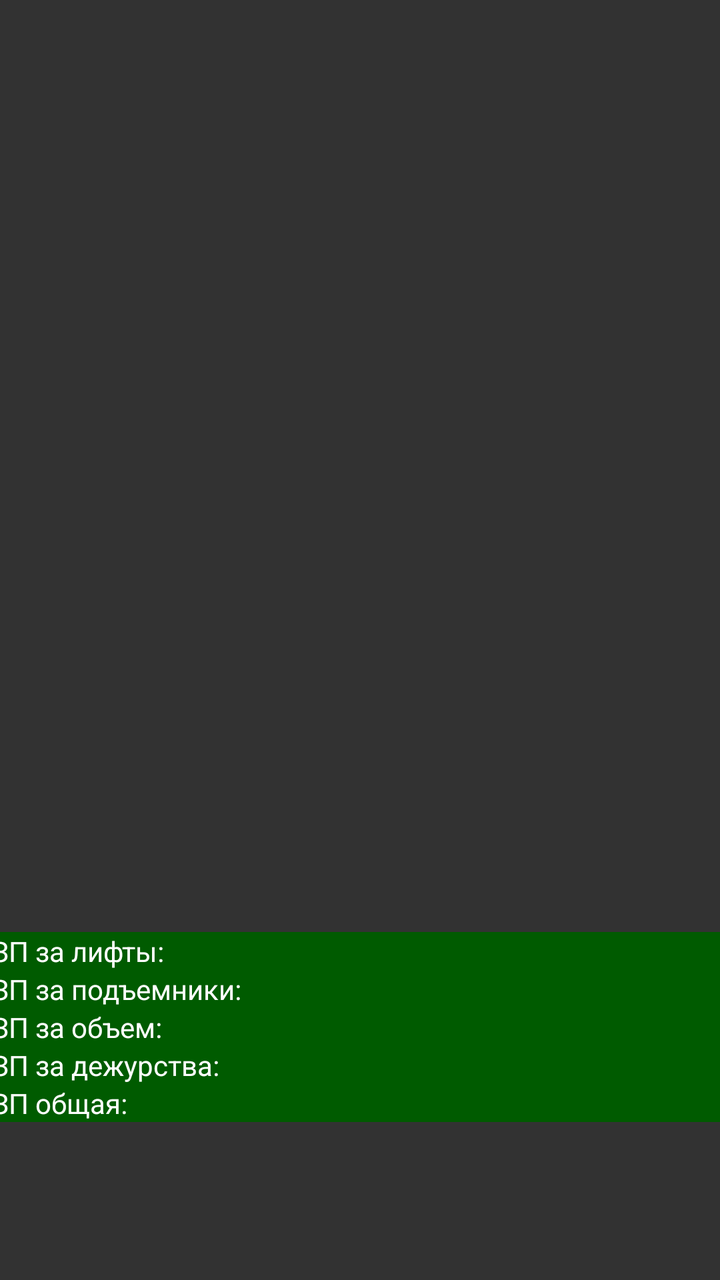
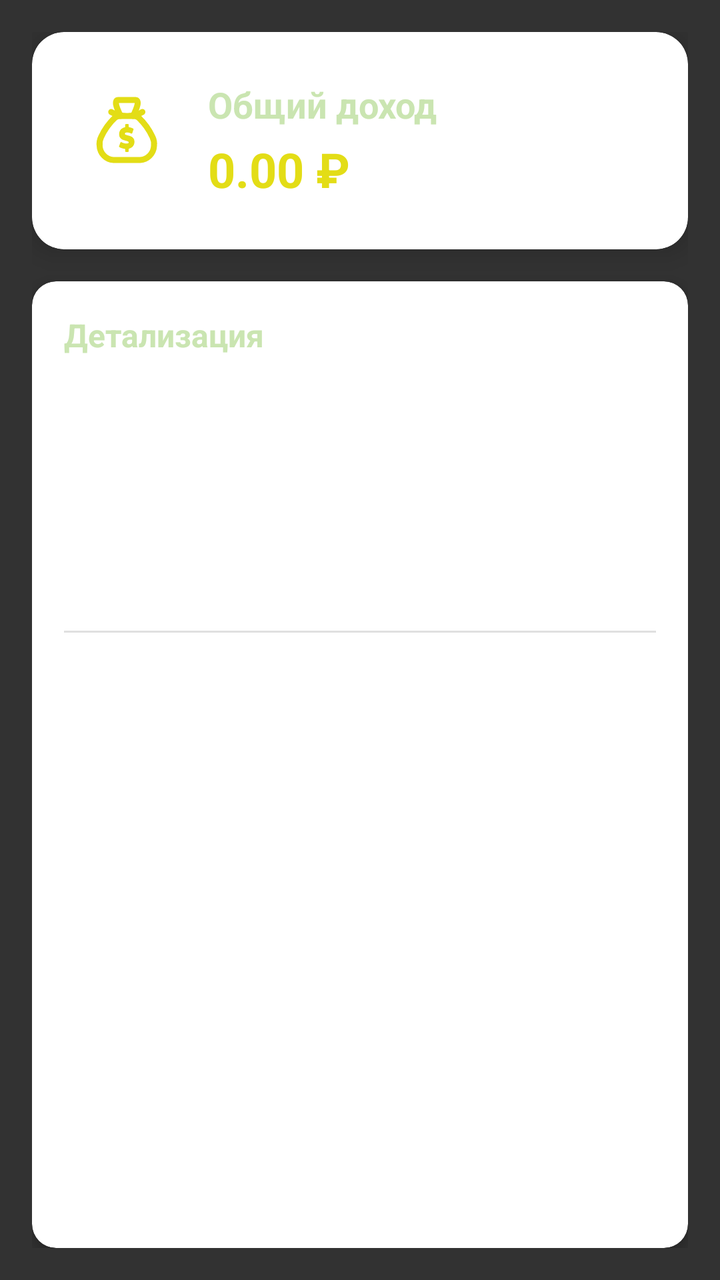

Compare the two renders of this Android layout. The source of the first and the diff that turns it into the second are given below.
<!-- AndroidManifest.xml: application theme Theme.HowMuchCash -->
<!-- res/layout/fragment_slideshow.xml -->
<?xml version="1.0" encoding="utf-8"?>
<androidx.constraintlayout.widget.ConstraintLayout xmlns:android="http://schemas.android.com/apk/res/android"
    xmlns:app="http://schemas.android.com/apk/res-auto"
    xmlns:tools="http://schemas.android.com/tools"
    android:layout_width="match_parent"
    android:layout_height="match_parent"
    tools:context=".ui.slideshow.SlideshowFragment">

    <TableLayout
        android:id="@+id/tableLayout2"
        android:layout_width="389dp"
        android:layout_height="174dp"
        android:visibility="visible"
        app:layout_constraintBottom_toBottomOf="parent"
        app:layout_constraintEnd_toEndOf="parent"
        app:layout_constraintStart_toStartOf="parent"
        app:layout_constraintTop_toTopOf="parent"
        app:layout_constraintVertical_bias="1.0">

        <TableRow
            android:layout_width="match_parent"
            android:layout_height="match_parent"
            android:layout_marginStart="10dp"
            android:visibility="visible">

            <TextView
                android:id="@+id/textViewSalaryLiftHeaderTR"
                android:layout_width="190dp"
                android:layout_height="match_parent"
                android:background="#005B00"
                android:text="ЗП за лифты: "
                android:textColor="#FFFFFF" />

            <TextView
                android:id="@+id/textViewSalaryLiftTR"
                android:layout_width="190dp"
                android:layout_height="wrap_content"
                android:background="#005B00"
                android:text=""
                android:textColor="#FFFFFF" />
        </TableRow>

        <TableRow
            android:layout_width="match_parent"
            android:layout_height="match_parent"
            android:layout_marginStart="10dp">

            <TextView
                android:id="@+id/textViewSalaryElevatorHeaderTR"
                android:layout_width="wrap_content"
                android:layout_height="wrap_content"
                android:background="#005B00"
                android:text="ЗП за подъемники: "
                android:textColor="#FFFFFF" />

            <TextView
                android:id="@+id/textViewSalaryElevatorTR"
                android:layout_width="wrap_content"
                android:layout_height="wrap_content"
                android:background="#005B00"
                android:text=""
                android:textColor="#FFFFFF" />
        </TableRow>

        <TableRow
            android:layout_width="match_parent"
            android:layout_height="match_parent"
            android:layout_marginStart="10dp">

            <TextView
                android:id="@+id/textViewSalaryAmountObjectsHeaderTR"
                android:layout_width="wrap_content"
                android:layout_height="wrap_content"
                android:background="#005B00"
                android:text="ЗП за объем: "
                android:textColor="#FFFFFF" />

            <TextView
                android:id="@+id/textViewSalaryAmountObjectsTR"
                android:layout_width="wrap_content"
                android:layout_height="wrap_content"
                android:background="#005B00"
                android:text=""
                android:textColor="#FFFFFF" />
        </TableRow>

        <TableRow
            android:layout_width="match_parent"
            android:layout_height="match_parent"
            android:layout_marginStart="10dp">

            <TextView
                android:id="@+id/textViewSalaryWatchHeaderTR"
                android:layout_width="wrap_content"
                android:layout_height="wrap_content"
                android:background="#005B00"
                android:text="ЗП за дежурства: "
                android:textColor="#FFFFFF" />

            <TextView
                android:id="@+id/textViewSalaryWatchTR"
                android:layout_width="wrap_content"
                android:layout_height="wrap_content"
                android:background="#005B00"
                android:text=""
                android:textColor="#FFFFFF" />
        </TableRow>

        <TableRow
            android:layout_width="match_parent"
            android:layout_height="match_parent"
            android:layout_marginStart="10dp">

            <TextView
                android:id="@+id/textViewSalaryAmountAllHeaderTR"
                android:layout_width="wrap_content"
                android:layout_height="wrap_content"
                android:background="#005B00"
                android:text="ЗП общая: "
                android:textColor="#FFFFFF" />

            <TextView
                android:id="@+id/textViewSalaryAmountAllTR"
                android:layout_width="wrap_content"
                android:layout_height="wrap_content"
                android:background="#005B00"
                android:text=""
                android:textColor="#FFFFFF" />
        </TableRow>
    </TableLayout>

</androidx.constraintlayout.widget.ConstraintLayout>
<!-- resources referenced by this layout -->
<resources>
  <style name="Theme.HowMuchCash" parent="Theme.MaterialComponents.DayNight.NoActionBar">
          
          <item name="colorPrimary">@color/colorPrimary</item>              
          <item name="colorPrimaryVariant">@color/accentBackground</item>   
          <item name="colorSecondary">@color/colorPrimary</item>            
          <item name="colorSecondaryVariant">@color/mainBackground</item>   
  
          
          <item name="colorOnPrimary">@android:color/black</item>           
          <item name="colorOnSecondary">@color/mainBackground</item>         
          <item name="android:textColorPrimary">@color/white</item>
          <item name="android:textColor">@color/white</item>
          
          <item name="android:windowBackground">@color/mainBackground</item> 
  
          <item name="colorControlActivated">@color/colorPrimary</item>
          <item name="colorAccent">@color/colorPrimary</item>
  
          
          <item name="android:statusBarColor">@color/accentBackground</item> 
          <item name="android:windowLightStatusBar">false</item>             
  
          
          <item name="android:navigationBarColor">@color/accentBackground</item> 
      </style>
  <color name="colorPrimary">#e3dd16</color>
  <color name="accentBackground">#212121</color>
  <color name="mainBackground">#323232</color>
  <color name="white">#FFFFFFFF</color>
</resources>

<!-- the commit's change to res/layout/fragment_slideshow.xml (unified diff, before → after) -->
@@ -4,129 +4,197 @@
     xmlns:tools="http://schemas.android.com/tools"
     android:layout_width="match_parent"
     android:layout_height="match_parent"
+    android:padding="16dp"
     tools:context=".ui.slideshow.SlideshowFragment">
 
-    <TableLayout
-        android:id="@+id/tableLayout2"
-        android:layout_width="389dp"
-        android:layout_height="174dp"
-        android:visibility="visible"
-        app:layout_constraintBottom_toBottomOf="parent"
+    <com.google.android.material.card.MaterialCardView
+        android:id="@+id/card_summary"
+        android:layout_width="0dp"
+        android:layout_height="wrap_content"
+        app:cardCornerRadius="16dp"
+        app:cardElevation="8dp"
+        app:layout_constraintTop_toTopOf="parent"
+        app:layout_constraintStart_toStartOf="parent"
         app:layout_constraintEnd_toEndOf="parent"
-        app:layout_constraintStart_toStartOf="parent"
-        app:layout_constraintTop_toTopOf="parent"
-        app:layout_constraintVertical_bias="1.0">
-
-        <TableRow
+        app:layout_constraintBottom_toTopOf="@id/card_details"
+        android:layout_marginBottom="16dp">
+
+        <androidx.constraintlayout.widget.ConstraintLayout
             android:layout_width="match_parent"
-            android:layout_height="match_parent"
-            android:layout_marginStart="10dp"
-            android:visibility="visible">
+            android:layout_height="wrap_content"
+            android:padding="24dp">
+
+            <ImageView
+                android:id="@+id/icon_summary"
+                android:layout_width="48dp"
+                android:layout_height="48dp"
+                android:src="@drawable/money_bag_svgrepo_com"
+                app:tint="@color/colorPrimary"
+                app:layout_constraintTop_toTopOf="parent"
+                app:layout_constraintStart_toStartOf="parent" />
 
             <TextView
-                android:id="@+id/textViewSalaryLiftHeaderTR"
-                android:layout_width="190dp"
-                android:layout_height="match_parent"
-                android:background="#005B00"
-                android:text="ЗП за лифты: "
-                android:textColor="#FFFFFF" />
-
-            <TextView
-                android:id="@+id/textViewSalaryLiftTR"
-                android:layout_width="190dp"
+                android:id="@+id/text_summary_title"
+                android:layout_width="0dp"
                 android:layout_height="wrap_content"
-                android:background="#005B00"
-                android:text=""
-                android:textColor="#FFFFFF" />
-        </TableRow>
-
-        <TableRow
-            android:layout_width="match_parent"
-            android:layout_height="match_parent"
-            android:layout_marginStart="10dp">
-
-            <TextView
-                android:id="@+id/textViewSalaryElevatorHeaderTR"
-                android:layout_width="wrap_content"
-                android:layout_height="wrap_content"
-                android:background="#005B00"
-                android:text="ЗП за подъемники: "
-                android:textColor="#FFFFFF" />
-
-            <TextView
-                android:id="@+id/textViewSalaryElevatorTR"
-                android:layout_width="wrap_content"
-                android:layout_height="wrap_content"
-                android:background="#005B00"
-                android:text=""
-                android:textColor="#FFFFFF" />
-        </TableRow>
-
-        <TableRow
-            android:layout_width="match_parent"
-            android:layout_height="match_parent"
-            android:layout_marginStart="10dp">
-
-            <TextView
-                android:id="@+id/textViewSalaryAmountObjectsHeaderTR"
-                android:layout_width="wrap_content"
-                android:layout_height="wrap_content"
-                android:background="#005B00"
-                android:text="ЗП за объем: "
-                android:textColor="#FFFFFF" />
-
-            <TextView
-                android:id="@+id/textViewSalaryAmountObjectsTR"
-                android:layout_width="wrap_content"
-                android:layout_height="wrap_content"
-                android:background="#005B00"
-                android:text=""
-                android:textColor="#FFFFFF" />
-        </TableRow>
-
-        <TableRow
-            android:layout_width="match_parent"
-            android:layout_height="match_parent"
-            android:layout_marginStart="10dp">
-
-            <TextView
-                android:id="@+id/textViewSalaryWatchHeaderTR"
-                android:layout_width="wrap_content"
-                android:layout_height="wrap_content"
-                android:background="#005B00"
-                android:text="ЗП за дежурства: "
-                android:textColor="#FFFFFF" />
-
-            <TextView
-                android:id="@+id/textViewSalaryWatchTR"
-                android:layout_width="wrap_content"
-                android:layout_height="wrap_content"
-                android:background="#005B00"
-                android:text=""
-                android:textColor="#FFFFFF" />
-        </TableRow>
-
-        <TableRow
-            android:layout_width="match_parent"
-            android:layout_height="match_parent"
-            android:layout_marginStart="10dp">
-
-            <TextView
-                android:id="@+id/textViewSalaryAmountAllHeaderTR"
-                android:layout_width="wrap_content"
-                android:layout_height="wrap_content"
-                android:background="#005B00"
-                android:text="ЗП общая: "
-                android:textColor="#FFFFFF" />
+                android:text="Общий доход"
+                android:textSize="18sp"
+                android:textStyle="bold"
+                android:textColor="@color/cardHeaderColor"
+                app:layout_constraintTop_toTopOf="parent"
+                app:layout_constraintStart_toEndOf="@id/icon_summary"
+                app:layout_constraintEnd_toEndOf="parent"
+                android:layout_marginStart="16dp" />
 
             <TextView
                 android:id="@+id/textViewSalaryAmountAllTR"
-                android:layout_width="wrap_content"
+                android:layout_width="0dp"
                 android:layout_height="wrap_content"
-                android:background="#005B00"
-                android:text=""
-                android:textColor="#FFFFFF" />
-        </TableRow>
-    </TableLayout>
+                android:text="0.00 ₽"
+                android:textSize="24sp"
+                android:textStyle="bold"
+                android:textColor="@color/colorPrimary"
+                app:layout_constraintTop_toBottomOf="@id/text_summary_title"
+                app:layout_constraintStart_toStartOf="@id/text_summary_title"
+                app:layout_constraintEnd_toEndOf="parent"
+                android:layout_marginTop="4dp" />
+
+        </androidx.constraintlayout.widget.ConstraintLayout>
+    </com.google.android.material.card.MaterialCardView>
+
+    <com.google.android.material.card.MaterialCardView
+        android:id="@+id/card_details"
+        android:layout_width="0dp"
+        android:layout_height="0dp"
+        app:cardCornerRadius="12dp"
+        app:cardElevation="4dp"
+        app:layout_constraintTop_toBottomOf="@id/card_summary"
+        app:layout_constraintStart_toStartOf="parent"
+        app:layout_constraintEnd_toEndOf="parent"
+        app:layout_constraintBottom_toBottomOf="parent">
+
+        <androidx.core.widget.NestedScrollView
+            android:layout_width="match_parent"
+            android:layout_height="match_parent">
+
+            <LinearLayout
+                android:layout_width="match_parent"
+                android:layout_height="wrap_content"
+                android:orientation="vertical"
+                android:padding="16dp">
+
+                <TextView
+                    android:layout_width="match_parent"
+                    android:layout_height="wrap_content"
+                    android:text="Детализация"
+                    android:textSize="16sp"
+                    android:textStyle="bold"
+                    android:textColor="@color/cardHeaderColor"
+                    android:layout_marginBottom="12dp" />
+
+                
+                <LinearLayout
+                    android:layout_width="match_parent"
+                    android:layout_height="wrap_content"
+                    android:orientation="horizontal"
+                    android:gravity="center_vertical"
+                    android:padding="8dp"
+                    android:background="?attr/selectableItemBackground"
+                    android:layout_marginVertical="2dp">
+                    <TextView
+                        android:layout_width="0dp"
+                        android:layout_height="wrap_content"
+                        android:layout_weight="1"
+                        android:text="Лифты" />
+                    <TextView
+                        android:id="@+id/textViewSalaryLiftTR"
+                        android:layout_width="wrap_content"
+                        android:layout_height="wrap_content"
+                        android:text="0.00 ₽"
+                        android:textStyle="bold" />
+                </LinearLayout>
+
+                <LinearLayout
+                    android:layout_width="match_parent"
+                    android:layout_height="wrap_content"
+                    android:orientation="horizontal"
+                    android:gravity="center_vertical"
+                    android:padding="8dp"
+                    android:background="?attr/selectableItemBackground"
+                    android:layout_marginVertical="2dp">
+                    <TextView
+                        android:layout_width="0dp"
+                        android:layout_height="wrap_content"
+                        android:layout_weight="1"
+                        android:text="Подъёмники" />
+                    <TextView
+                        android:id="@+id/textViewSalaryElevatorTR"
+                        android:layout_width="wrap_content"
+                        android:layout_height="wrap_content"
+                        android:text="0.00 ₽"
+                        android:textStyle="bold" />
+                </LinearLayout>
+
+                <LinearLayout
+                    android:layout_width="match_parent"
+                    android:layout_height="wrap_content"
+                    android:orientation="horizontal"
+                    android:gravity="center_vertical"
+                    android:padding="8dp"
+                    android:background="?attr/selectableItemBackground"
+                    android:layout_marginVertical="2dp">
+                    <TextView
+                        android:layout_width="0dp"
+                        android:layout_height="wrap_content"
+                        android:layout_weight="1"
+                        android:text="Дежурства" />
+                    <TextView
+                        android:id="@+id/textViewSalaryWatchTR"
+                        android:layout_width="wrap_content"
+                        android:layout_height="wrap_content"
+                        android:text="0.00 ₽"
+                        android:textStyle="bold" />
+                </LinearLayout>
+
+                <View
+                    android:layout_width="match_parent"
+                    android:layout_height="1dp"
+                    android:background="#E0E0E0"
+                    android:layout_marginVertical="8dp" />
+
+                <LinearLayout
+                    android:layout_width="match_parent"
+                    android:layout_height="wrap_content"
+                    android:orientation="horizontal"
+                    android:gravity="center_vertical"
+                    android:padding="8dp"
+                    android:background="?attr/selectableItemBackground"
+                    android:layout_marginVertical="2dp">
+                    <TextView
+                        android:layout_width="0dp"
+                        android:layout_height="wrap_content"
+                        android:layout_weight="1"
+                        android:text="Итого по объектам"
+                        android:textStyle="bold" />
+                    <TextView
+                        android:id="@+id/textViewSalaryAmountObjectsTR"
+                        android:layout_width="wrap_content"
+                        android:layout_height="wrap_content"
+                        android:text="0.00 ₽"
+                        android:textStyle="bold" />
+                </LinearLayout>
+
+                <TextView
+                    android:id="@+id/text_calculation_details"
+                    android:layout_width="match_parent"
+                    android:layout_height="wrap_content"
+                    android:layout_marginTop="16dp"
+                    android:textSize="14sp"
+                    android:textColor="@color/cardMainTextColor"
+                    android:lineSpacingExtra="4dp" />
+
+            </LinearLayout>
+        </androidx.core.widget.NestedScrollView>
+    </com.google.android.material.card.MaterialCardView>
 
 </androidx.constraintlayout.widget.ConstraintLayout>
<!-- resource entries referenced after the edit -->
@@ -1,5 +1,9 @@
 <!-- resources referenced by this layout -->
 <resources>
+  <color name="cardHeaderColor">#CAE5B1</color>
+  <color name="cardMainTextColor">#B5C1B1</color>
+  <color name="colorPrimary">#e3dd16</color>
+  <!-- drawable money_bag_svgrepo_com: vector/xml drawable (drawable, 4676 chars, omitted) -->
   <style name="Theme.HowMuchCash" parent="Theme.MaterialComponents.DayNight.NoActionBar">
           
           <item name="colorPrimary">@color/colorPrimary</item>              
@@ -25,7 +29,6 @@
           
           <item name="android:navigationBarColor">@color/accentBackground</item> 
       </style>
-  <color name="colorPrimary">#e3dd16</color>
   <color name="accentBackground">#212121</color>
   <color name="mainBackground">#323232</color>
   <color name="white">#FFFFFFFF</color>
